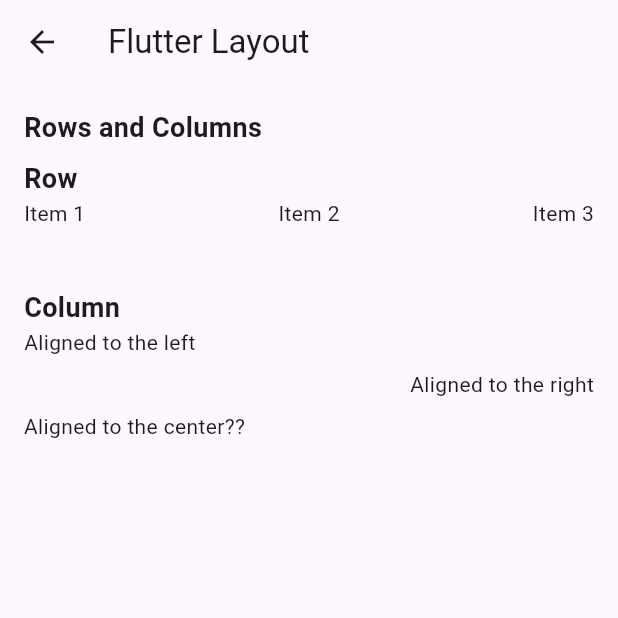
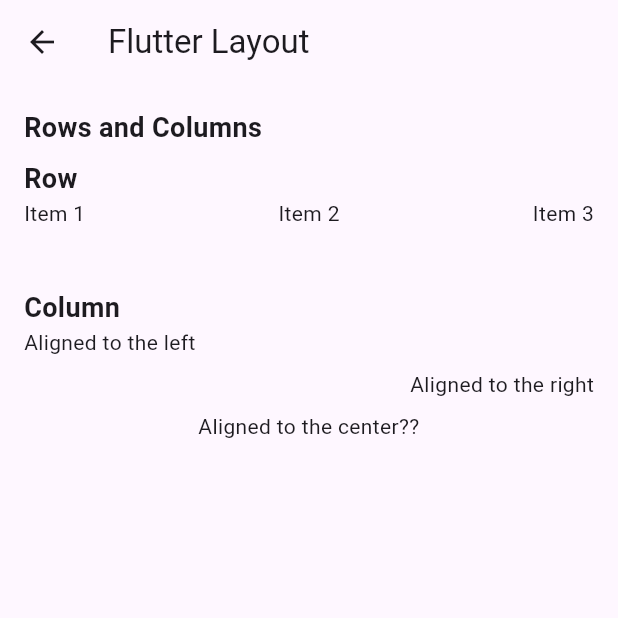
Before and after one commit to tonimorell/dart-flutter-tutorial, a Flutter app: the LayoutPage screen opened by its route, on a phone screen of 412 x 824 dp, the top half of it. Run offline on Flutter 3.47's test engine with Material 3 defaults, Android fonts, the phone set to English and light mode, and no system bars; our stand-ins replace flutter_bloc, freezed_annotation; network calls fail.

Commit message:
feat: center a text

```diff
--- a/lib/screens/layout.dart
+++ b/lib/screens/layout.dart
@@ -47,10 +47,13 @@ class LayoutPage extends StatelessWidget {
                     child: Text('Aligned to the right'),
                   ),
                   SizedBox(height: 8),
-                  Text(
-                    'Aligned to the center??',
-                    textAlign: TextAlign.right,
-                  ),
+                  SizedBox(
+                    width: double.infinity,
+                    child: Text(
+                      'Aligned to the center??',
+                      textAlign: TextAlign.center,
+                    ),
+                  )
                 ],
               ),
             ],
```
